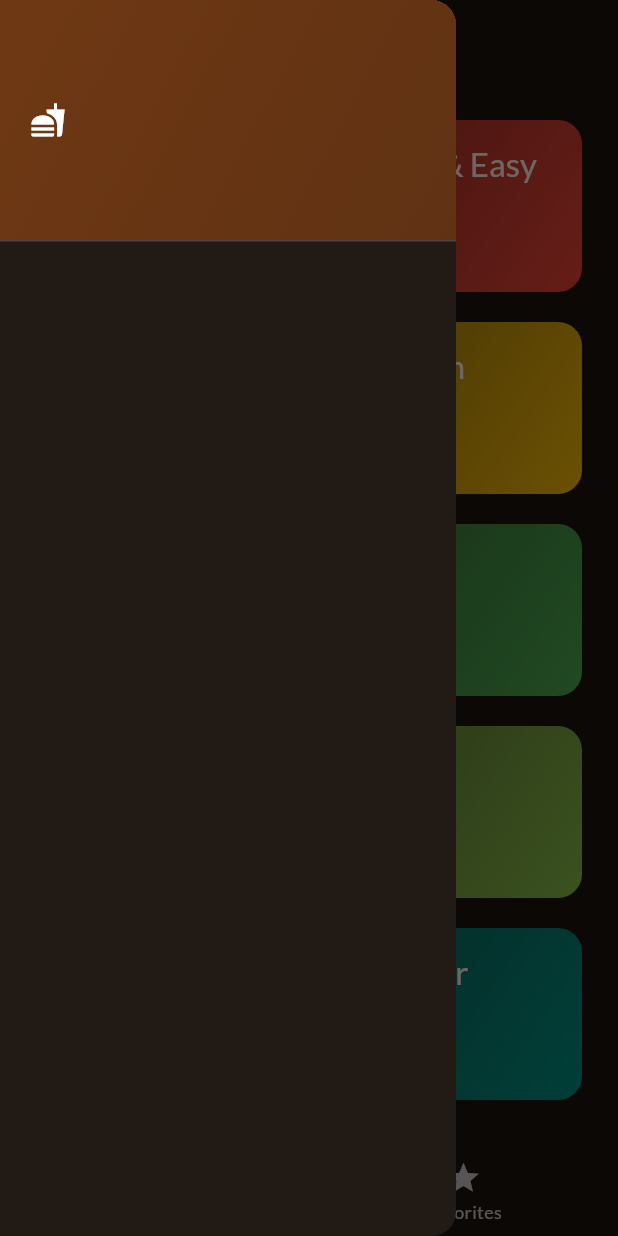
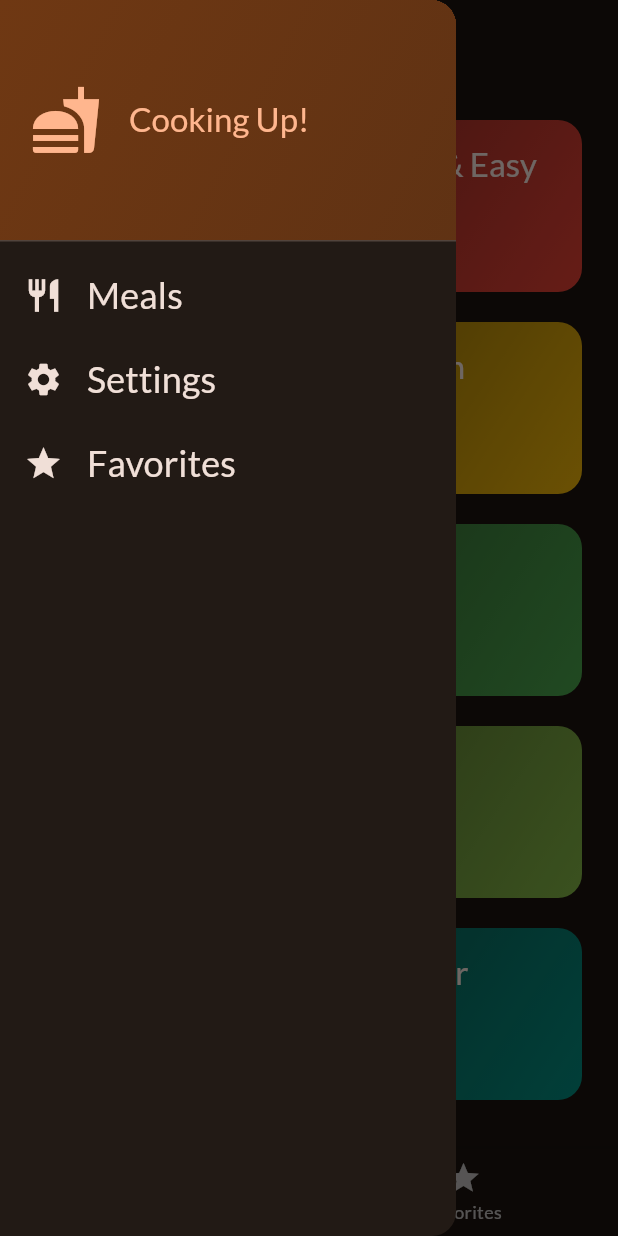
Before and after one commit to RishavGupta1C/meals, a Flutter app: the screen it shows after launch, with the side drawer open, on a phone screen of 412 x 824 dp. Run offline on Flutter 3.47's test engine with Material 2 defaults, Android fonts, the phone set to English and light mode, and no system bars; our stand-ins replace google_fonts, transparent_image.

Commit message:
Commit 18

```diff
--- a/lib/screens/tabs.dart
+++ b/lib/screens/tabs.dart
@@ -1,3 +1,4 @@
+// Categories And Favorites Tab
 import 'package:flutter/material.dart';
 import 'package:meals/models/meal.dart';
 import 'package:meals/screens/categories.dart';
@@ -49,6 +50,12 @@ class _TabsScreenState extends State<TabsScreen> {
     });
   }
 
+  void _setScreen(String identifier) {
+    if (identifier == 'filters') {
+    } else if (identifier == 'meals') {
+    } else if (identifier == 'favorites') {}
+  }
+
   @override
   Widget build(BuildContext context) {
     Widget activePage = CategoriesScreen(
@@ -67,7 +74,7 @@ class _TabsScreenState extends State<TabsScreen> {
       appBar: AppBar(
         title: Text(activePageTitle),
       ),
-      drawer: MainDrawer(),
+      drawer: MainDrawer(onSelectScreen: _setScreen),
       body: activePage,
       bottomNavigationBar: BottomNavigationBar(
         // index is provided by Flutter
--- a/lib/widgets/main_drawer.dart
+++ b/lib/widgets/main_drawer.dart
@@ -1,7 +1,10 @@
+// Hamburger Menu
 import 'package:flutter/material.dart';
 
 class MainDrawer extends StatelessWidget {
-  const MainDrawer({Key? key}) : super(key: key);
+  const MainDrawer({Key? key, required this.onSelectScreen}) : super(key: key);
+
+  final void Function(String identifier) onSelectScreen;
 
   @override
   Widget build(BuildContext context) {
@@ -21,11 +24,65 @@ class MainDrawer extends StatelessWidget {
             )),
             child: Row(
               children: [
-                const Icon(Icons.fastfood, size:),
+                Icon(
+                  Icons.fastfood,
+                  size: 48,
+                  color: Theme.of(context).colorScheme.primary,
+                ),
                 const SizedBox(width: 18),
-                Text('')
+                Text(
+                  'Cooking Up!',
+                  style: Theme.of(context).textTheme.titleLarge!.copyWith(
+                        color: Theme.of(context).colorScheme.primary,
+                      ),
+                )
               ],
             ),
+          ),
+          ListTile(
+            leading: Icon(
+              Icons.restaurant,
+              size: 26,
+              color: Theme.of(context).colorScheme.onBackground,
+            ),
+            title: Text(
+              'Meals',
+              style: Theme.of(context).textTheme.titleSmall!.copyWith(
+                    color: Theme.of(context).colorScheme.onBackground,
+                    fontSize: 24,
+                  ),
+            ),
+            onTap: () {},
+          ),
+          ListTile(
+            leading: Icon(
+              Icons.settings,
+              size: 26,
+              color: Theme.of(context).colorScheme.onBackground,
+            ),
+            title: Text(
+              'Settings',
+              style: Theme.of(context).textTheme.titleSmall!.copyWith(
+                    color: Theme.of(context).colorScheme.onBackground,
+                    fontSize: 24,
+                  ),
+            ),
+            onTap: () {},
+          ),
+          ListTile(
+            leading: Icon(
+              Icons.star,
+              size: 26,
+              color: Theme.of(context).colorScheme.onBackground,
+            ),
+            title: Text(
+              'Favorites',
+              style: Theme.of(context).textTheme.titleSmall!.copyWith(
+                    color: Theme.of(context).colorScheme.onBackground,
+                    fontSize: 24,
+                  ),
+            ),
+            onTap: () {},
           ),
         ],
       ),
```
Also changed, not shown: lib/screens/filters.dart (added, +45 -0 lines).
